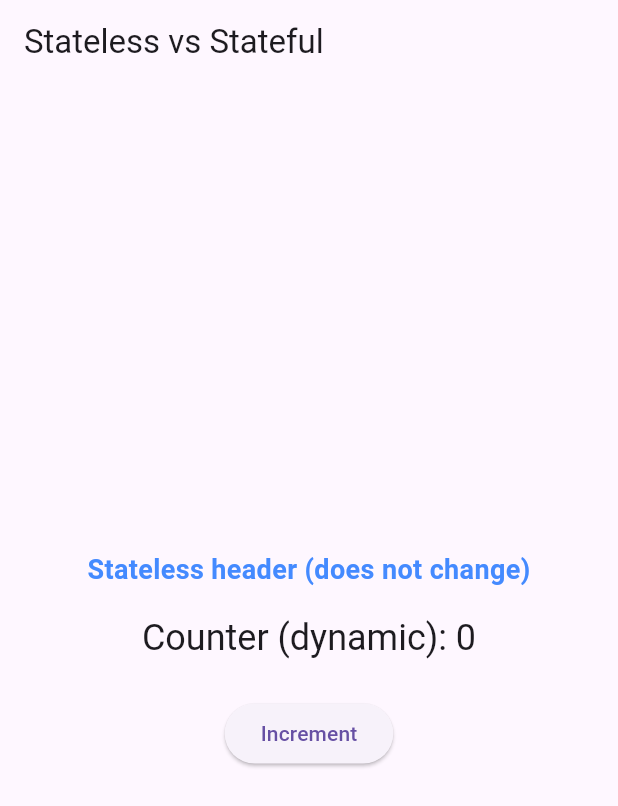
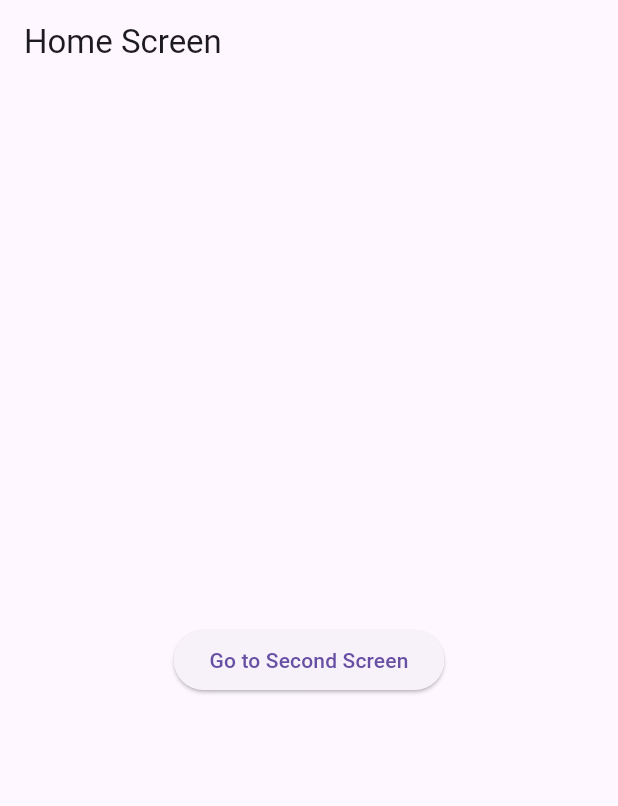
Before and after one commit to kalviumcommunity/S63-05-SPH-FlutterAndFirbase-PetBuddy, a Flutter app: the screen it shows after launch, on a phone screen of 412 x 824 dp. Shown: the top 806 px of the screen. Run offline on Flutter 3.47's test engine with Material 3 defaults, Android fonts, the phone set to English and light mode, and no system bars; our stand-ins replace cloud_firestore, firebase_auth; accounts and stored records are empty.

Commit message:
feat: implemented multi-screen navigation using Navigator and routes

```diff
--- a/lib/main.dart
+++ b/lib/main.dart
@@ -1,9 +1,8 @@
 import 'package:flutter/material.dart';
-
-import 'screens/stateless_stateful_demo.dart';
+import 'screens/home_screen.dart';
+import 'screens/second_screen.dart';
 
 void main() {
-  // Entry point for the app.
   runApp(const MyApp());
 }
 
@@ -12,11 +11,14 @@ class MyApp extends StatelessWidget {
 
   @override
   Widget build(BuildContext context) {
-    // Widget tree starts here: MaterialApp -> home -> StatelessStatefulDemoScreen.
     return MaterialApp(
-      title: 'PetBuddy Widget Tree Demo',
+      title: 'Navigation Demo',
       debugShowCheckedModeBanner: false,
-      home: const StatelessStatefulDemoScreen(),
+      initialRoute: '/',
+      routes: {
+        '/': (context) => const HomeScreen(),
+        '/second': (context) => const SecondScreen(),
+      },
     );
   }
 }
--- /dev/null
+++ b/lib/screens/home_screen.dart
@@ -0,0 +1,23 @@
+import 'package:flutter/material.dart';
+
+class HomeScreen extends StatelessWidget {
+  const HomeScreen({super.key});
+
+  @override
+  Widget build(BuildContext context) {
+    return Scaffold(
+      appBar: AppBar(
+        title: const Text('Home Screen'),
+      ),
+      body: Center(
+        child: ElevatedButton(
+          onPressed: () {
+            // Navigate to the second screen using named routing
+            Navigator.pushNamed(context, '/second');
+          },
+          child: const Text('Go to Second Screen'),
+        ),
+      ),
+    );
+  }
+}
```
Also changed, not shown: lib/screens/second_screen.dart (added, +23 -0 lines), 1 other file.
